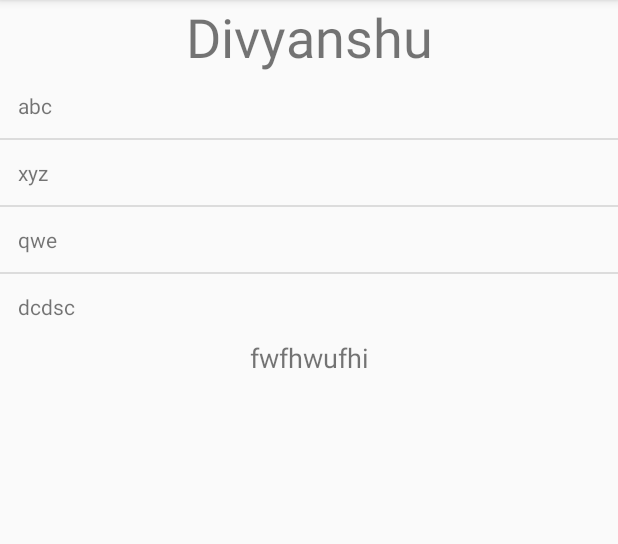
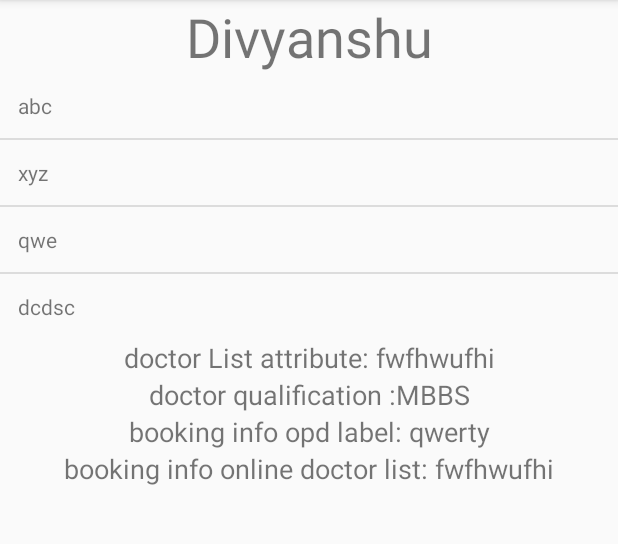
Before and after one commit to Divyansh42/RoomDbSample, an Android app: the screen it shows after launch (MainActivity), on a phone screen of 412 x 824 dp, the part 84-628 px from its top. Run offline under Robolectric (Android 15) with nearby library versions, the phone set to English and light mode, and no system bars; our stand-ins replace Room's generated code.

```diff
--- a/app/src/main/java/com/example/android/roomdbsample/activity/MainActivity.java
+++ b/app/src/main/java/com/example/android/roomdbsample/activity/MainActivity.java
@@ -1,19 +1,20 @@
 package com.example.android.roomdbsample.activity;
 
-import android.content.Intent;
 import android.os.AsyncTask;
 import android.support.v7.app.AppCompatActivity;
 import android.os.Bundle;
-import android.view.View;
 import android.widget.ArrayAdapter;
 import android.widget.ListView;
 import android.widget.TextView;
-import android.widget.Toast;
 
 import com.example.android.roomdbsample.R;
 import com.example.android.roomdbsample.database.DatabaseClient;
 import com.example.android.roomdbsample.entity.Message;
+import com.example.android.roomdbsample.utils.BookingInfo;
 import com.example.android.roomdbsample.utils.DoctorList;
+import com.example.android.roomdbsample.utils.Online;
+
+import org.w3c.dom.Text;
 
 import java.util.ArrayList;
 import java.util.List;
@@ -23,6 +24,9 @@ public class MainActivity extends AppCompatActivity {
     private ListView labsListView;
     private TextView doctorsListTextView;
     private TextView name;
+    private TextView doctorQualificationTextView;
+    private TextView bookingInfoOpdLabelTextView;
+    private TextView bookingInfoOnlineDoctorListTv;
     ArrayList<String> labsList = new ArrayList<String>();
     DoctorList doctorList = new DoctorList();
 
@@ -33,6 +37,9 @@ public class MainActivity extends AppCompatActivity {
         name = findViewById(R.id.name);
         labsListView = (ListView)findViewById(R.id.labs_list);
         doctorsListTextView = (TextView) findViewById(R.id.doctor_list_tv);
+        doctorQualificationTextView = (TextView) findViewById(R.id.doctor_qualification_tv);
+        bookingInfoOpdLabelTextView = (TextView) findViewById(R.id.booking_info_opd_label_tv);
+        bookingInfoOnlineDoctorListTv = (TextView) findViewById(R.id.booking_info_online_doctor_list_tv);
         addMessages();
         getMessages();
 
@@ -59,8 +66,11 @@ public class MainActivity extends AppCompatActivity {
                 /*ArrayAdapter<DoctorList> arrayAdapter1 = new ArrayAdapter<DoctorList>(MainActivity.this, R.layout.activity_list_view, R.id.textView,
                         messages.get(0).getTopCard());
                 doctorsListView.setAdapter(arrayAdapter1);*/
-                doctorsListTextView.setText(messages.get(0).getTopCard().get(0).getAddress().toString());
-                name.setText(messages.get(0).getName().toString());
+                doctorsListTextView.setText(String.format("doctor List attribute: %s", messages.get(0).getTopCard().get(0).getAddress().toString()));
+                doctorQualificationTextView.setText(String.format("doctor qualification :%s", messages.get(0).getTopCard().get(0).getQualification().get(0)));
+                bookingInfoOpdLabelTextView.setText(String.format("booking info opd label: %s", messages.get(0).getBookingInfo().getOpdLabel()));
+                bookingInfoOnlineDoctorListTv.setText(String.format("booking info online doctor list: %s", messages.get(0).getBookingInfo().getOnline().getList().get(0).getAddress()));
+                name.setText(messages.get(0).getName());
 
             }
         }
@@ -71,8 +81,6 @@ public class MainActivity extends AppCompatActivity {
 
     private void addMessages() {
 
-
-
         class AddMessages extends AsyncTask<Void, Void, Void> {
 
             @Override
@@ -80,7 +88,10 @@ public class MainActivity extends AppCompatActivity {
 
                 //creating a task
                 labsList = new ArrayList<String>();
+                BookingInfo bookingInfo = new BookingInfo();
+                Online online = new Online();
                 List<DoctorList> doctorLists = new ArrayList<>();
+                List<String> doctorQualification = new ArrayList<>();
 
                 labsList.add("abc");
                 labsList.add("xyz");
@@ -88,13 +99,19 @@ public class MainActivity extends AppCompatActivity {
                 labsList.add("dcdsc");
                 doctorList.setDoctorId("443");
                 doctorList.setAddress("fwfhwufhi");
+                doctorQualification.add("MBBS");
+                doctorList.setQualification(doctorQualification);
                 doctorLists.add(doctorList);
+                online.setList(doctorLists);
+                bookingInfo.setOpdLabel("qwerty");
+                bookingInfo.setOnline(online);
                 Message message = new Message();
                 message.setName("Divyanshu");
                 message.setMessageId(Integer.toString((int)Math.random()));
                 message.setConsultationId(212);
                 message.setLabs(labsList);
                 message.setTopCard(doctorLists);
+                message.setBookingInfo(bookingInfo);
                 //adding to database
                 DatabaseClient.getInstance(getApplicationContext()).getAppDatabase()
                         .messageDao()
--- a/app/src/main/java/com/example/android/roomdbsample/entity/Message.java
+++ b/app/src/main/java/com/example/android/roomdbsample/entity/Message.java
@@ -3,10 +3,12 @@ package com.example.android.roomdbsample.entity;
 import android.arch.persistence.room.ColumnInfo;
 import android.arch.persistence.room.Entity;
 import android.arch.persistence.room.PrimaryKey;
+import android.arch.persistence.room.TypeConverter;
 import android.arch.persistence.room.TypeConverters;
 import android.graphics.Bitmap;
 import android.support.annotation.NonNull;
 
+import com.example.android.roomdbsample.utils.BookingInfo;
 import com.example.android.roomdbsample.utils.Converters;
 import com.example.android.roomdbsample.utils.DoctorList;
 
@@ -56,11 +58,14 @@ public class Message implements Serializable {
     @ColumnInfo(name = "time")
     public String time;
 
-    //public BookingInfo bookingInfo;
+    @ColumnInfo(name = "booking_info")
+    @TypeConverters(Converters.class)
+    public BookingInfo bookingInfo;
 
     @ColumnInfo(name = "doctor_list")
     @TypeConverters(Converters.class)
     public List<DoctorList> topCard;
+
    // public BottomCard bottomCard;
     //public List<Symptom> caseDetails;
     @ColumnInfo(name = "labs")
@@ -202,6 +207,14 @@ public class Message implements Serializable {
         this.time = time;
     }
 
+    public BookingInfo getBookingInfo() {
+        return bookingInfo;
+    }
+
+    public void setBookingInfo(BookingInfo bookingInfo) {
+        this.bookingInfo = bookingInfo;
+    }
+
     public List<DoctorList> getTopCard() {
         return topCard;
     }
--- /dev/null
+++ b/app/src/main/java/com/example/android/roomdbsample/utils/BookingInfo.java
@@ -0,0 +1,45 @@
+package com.example.android.roomdbsample.utils;
+
+import java.io.Serializable;
+
+public class BookingInfo implements Serializable {
+
+    public String opdLabel;
+    public String bookingLabel;
+
+    // chat screen
+    public Online online;
+    public Online offline;
+
+    public String getOpdLabel() {
+        return opdLabel;
+    }
+
+    public void setOpdLabel(String opdLabel) {
+        this.opdLabel = opdLabel;
+    }
+
+    public String getBookingLabel() {
+        return bookingLabel;
+    }
+
+    public void setBookingLabel(String bookingLabel) {
+        this.bookingLabel = bookingLabel;
+    }
+
+    public Online getOnline() {
+        return online;
+    }
+
+    public void setOnline(Online online) {
+        this.online = online;
+    }
+
+    public Online getOffline() {
+        return offline;
+    }
+
+    public void setOffline(Online offline) {
+        this.offline = offline;
+    }
+}
--- a/app/src/main/java/com/example/android/roomdbsample/utils/Converters.java
+++ b/app/src/main/java/com/example/android/roomdbsample/utils/Converters.java
@@ -7,6 +7,7 @@ import com.google.gson.Gson;
 import com.google.gson.reflect.TypeToken;
 
 import java.lang.reflect.Type;
+import java.sql.Statement;
 import java.util.ArrayList;
 import java.util.List;
 
@@ -46,4 +47,17 @@ public class Converters {
         List<DoctorList> doctorList = gson.fromJson(doctorListString, type);
         return doctorList;
     }
+
+    @TypeConverter
+    public static BookingInfo fromBookingInfoString(String value) {
+        Type bookingInfoType = new TypeToken<BookingInfo>(){}.getType();
+        return new Gson().fromJson(value, bookingInfoType);
+    }
+
+    @TypeConverter
+    public static String fromBookingInfo(BookingInfo bookingInfo) {
+        Gson gson = new Gson();
+        String json = gson.toJson(bookingInfo);
+        return json;
+    }
 }
--- /dev/null
+++ b/app/src/main/java/com/example/android/roomdbsample/utils/Online.java
@@ -0,0 +1,55 @@
+package com.example.android.roomdbsample.utils;
+
+import java.io.Serializable;
+import java.util.List;
+
+public class Online implements Serializable {
+
+    public String next;
+    public List<DoctorList> list;
+    public BookingInfo bookingInfo;
+
+    //for chat screen
+    public String opdLabel;
+    public String bookingLabel;
+
+    public String getNext() {
+        return next;
+    }
+
+    public void setNext(String next) {
+        this.next = next;
+    }
+
+    public List<DoctorList> getList() {
+        return list;
+    }
+
+    public void setList(List<DoctorList> list) {
+        this.list = list;
+    }
+
+    public BookingInfo getBookingInfo() {
+        return bookingInfo;
+    }
+
+    public void setBookingInfo(BookingInfo bookingInfo) {
+        this.bookingInfo = bookingInfo;
+    }
+
+    public String getOpdLabel() {
+        return opdLabel;
+    }
+
+    public void setOpdLabel(String opdLabel) {
+        this.opdLabel = opdLabel;
+    }
+
+    public String getBookingLabel() {
+        return bookingLabel;
+    }
+
+    public void setBookingLabel(String bookingLabel) {
+        this.bookingLabel = bookingLabel;
+    }
+}
--- a/app/src/main/res/layout/activity_main.xml
+++ b/app/src/main/res/layout/activity_main.xml
@@ -25,7 +25,7 @@
         app:layout_constraintRight_toRightOf="parent"
         app:layout_constraintLeft_toLeftOf="parent"
         app:layout_constraintVertical_weight="1"
-        ></ListView>
+        />
     <TextView
         android:id="@+id/doctor_list_tv"
         app:layout_constraintTop_toBottomOf="@id/labs_list"
@@ -35,6 +35,37 @@
         app:layout_constraintRight_toRightOf="parent"
         app:layout_constraintLeft_toLeftOf="parent"
         app:layout_constraintVertical_weight="1"
-        ></TextView>
+        />
+    <TextView
+        android:id="@+id/doctor_qualification_tv"
+        app:layout_constraintTop_toBottomOf="@id/doctor_list_tv"
+        android:layout_width="wrap_content"
+        android:layout_height="wrap_content"
+        android:textSize="18sp"
+        app:layout_constraintRight_toRightOf="parent"
+        app:layout_constraintLeft_toLeftOf="parent"
+        app:layout_constraintVertical_weight="1"
+        />
+    <TextView
+        android:id="@+id/booking_info_opd_label_tv"
+        app:layout_constraintTop_toBottomOf="@id/doctor_qualification_tv"
+        android:layout_width="wrap_content"
+        android:layout_height="wrap_content"
+        android:textSize="18sp"
+        app:layout_constraintRight_toRightOf="parent"
+        app:layout_constraintLeft_toLeftOf="parent"
+        app:layout_constraintVertical_weight="1"
+        />
+    <TextView
+        android:id="@+id/booking_info_online_doctor_list_tv"
+        app:layout_constraintTop_toBottomOf="@id/booking_info_opd_label_tv"
+        android:layout_width="wrap_content"
+        android:layout_height="wrap_content"
+        android:textSize="18sp"
+        app:layout_constraintRight_toRightOf="parent"
+        app:layout_constraintLeft_toLeftOf="parent"
+        app:layout_constraintVertical_weight="1"
+        />
+
 
 </android.support.constraint.ConstraintLayout>
```
